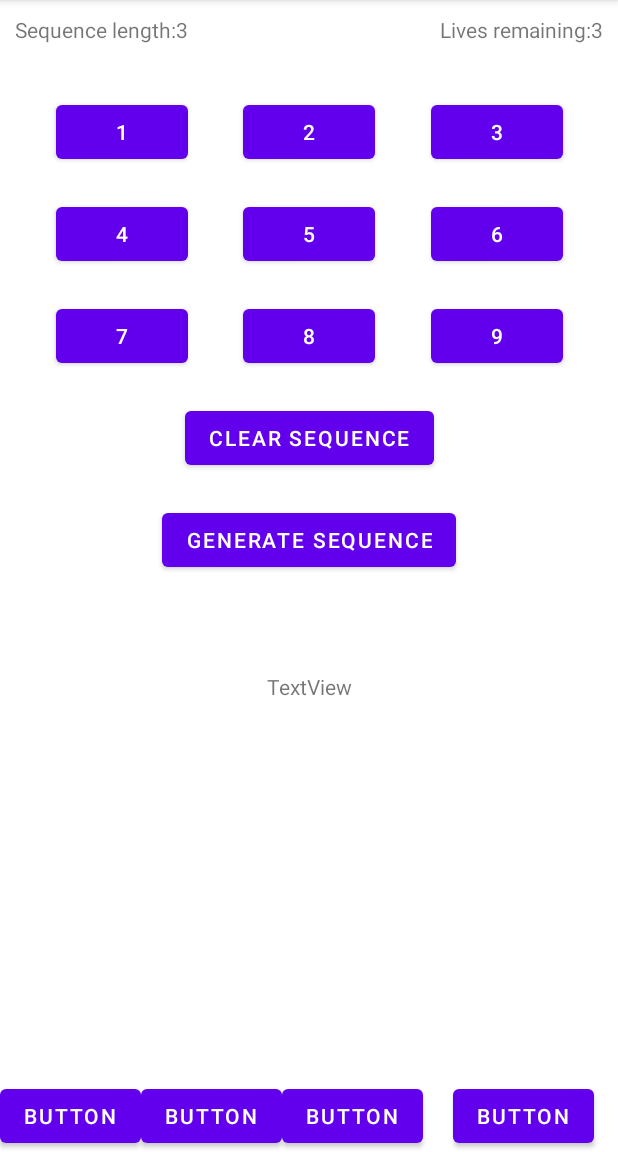
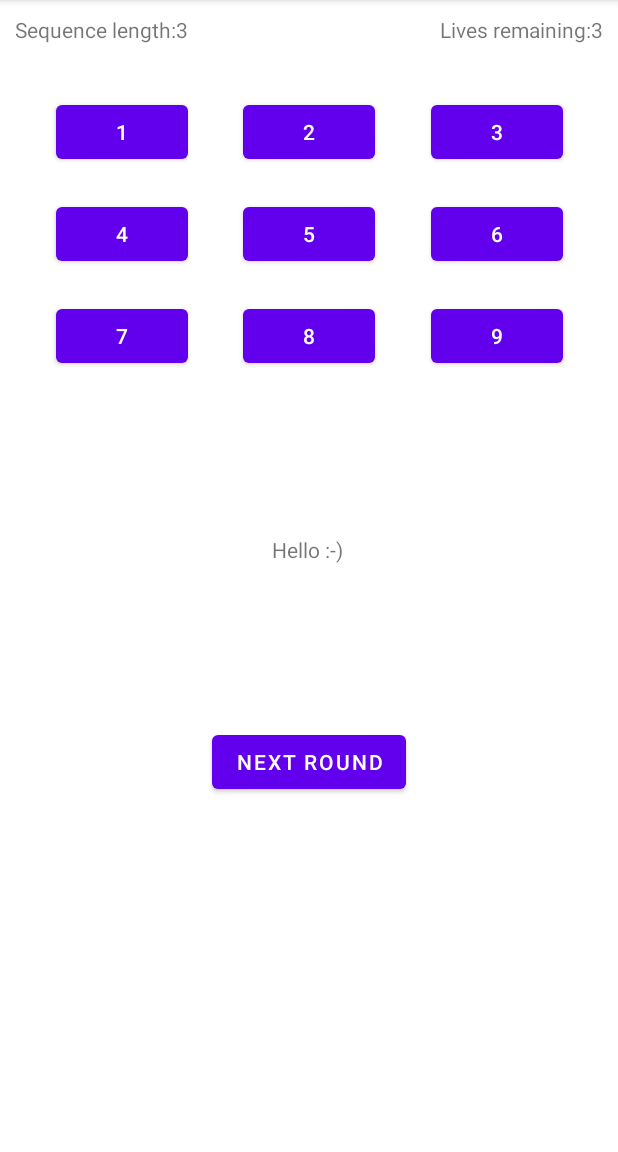
Before and after one commit to nytheas/memory_game, an Android app: the screen it shows after launch (GameActivity), after a tap on "NEW GAME", on a phone screen of 412 x 824 dp, the part 84-1236 px from its top. Run offline under Robolectric (Android 15) with nearby library versions, the phone set to English and light mode, and no system bars.

Commit message:
api for get, game rounds, splashscreen

```diff
--- a/app/build.gradle
+++ b/app/build.gradle
@@ -33,6 +33,8 @@ dependencies {
     implementation 'androidx.appcompat:appcompat:1.2.0'
     implementation 'com.google.android.material:material:1.2.1'
     implementation 'androidx.constraintlayout:constraintlayout:2.0.2'
+    implementation 'com.squareup.retrofit2:retrofit:2.9.0'
+    implementation 'com.squareup.retrofit2:converter-gson:2.9.0'
     testImplementation 'junit:junit:4.+'
     androidTestImplementation 'androidx.test.ext:junit:1.1.2'
     androidTestImplementation 'androidx.test.espresso:espresso-core:3.3.0'
--- /dev/null
+++ b/app/src/main/java/com/example/memory_game/SplashScreen.java
@@ -0,0 +1,17 @@
+package com.example.memory_game;
+
+import android.content.Intent;
+import android.os.Bundle;
+import android.os.PersistableBundle;
+
+import androidx.annotation.Nullable;
+import androidx.appcompat.app.AppCompatActivity;
+
+public class SplashScreen extends AppCompatActivity {
+    @Override
+    protected void onCreate(@Nullable Bundle savedInstanceState) {
+        super.onCreate(savedInstanceState);
+
+        startActivity(new Intent(this,MainActivity.class));
+    }
+}
--- /dev/null
+++ b/app/src/main/res/drawable/background_splashscreen.xml
@@ -0,0 +1,16 @@
+<?xml version="1.0" encoding="utf-8"?>
+<layer-list xmlns:android="http://schemas.android.com/apk/res/android">
+    <item android:drawable="@color/purple_200">
+    </item>
+
+    <item>
+        <bitmap android:src="@drawable/thinking2"
+            android:gravity="center"/>
+
+    </item>
+    <!-- <div>Icons made by <a href="https://smashicons.com/" title="Smashicons">Smashicons</a> from <a href="https://www.flaticon.com/" title="Flaticon">www.flaticon.com</a></div> -->
+
+
+
+
+</layer-list>
--- a/app/src/main/res/layout/activity_game.xml
+++ b/app/src/main/res/layout/activity_game.xml
@@ -121,51 +121,12 @@
         android:id="@+id/textView8"
         android:layout_width="wrap_content"
         android:layout_height="wrap_content"
-        android:layout_marginTop="200dp"
-        android:text="TextView"
+        android:text="Hello :-)"
+        app:layout_constraintBottom_toTopOf="@+id/button9"
         app:layout_constraintEnd_toEndOf="parent"
+        app:layout_constraintHorizontal_bias="0.498"
         app:layout_constraintStart_toStartOf="parent"
         app:layout_constraintTop_toBottomOf="@+id/button23" />
-
-    <Button
-        android:id="@+id/button15"
-        android:layout_width="wrap_content"
-        android:layout_height="wrap_content"
-        android:layout_marginTop="20dp"
-        android:onClick="clearSequence"
-        android:text="Clear sequence"
-        app:layout_constraintEnd_toEndOf="parent"
-        app:layout_constraintStart_toStartOf="parent"
-        app:layout_constraintTop_toBottomOf="@+id/button23" />
-
-    <Button
-        android:id="@+id/button16"
-        android:layout_width="wrap_content"
-        android:layout_height="wrap_content"
-        android:layout_marginTop="20dp"
-        android:onClick="generateSequenceTest"
-        android:text="Generate sequence"
-        app:layout_constraintEnd_toEndOf="parent"
-        app:layout_constraintStart_toStartOf="parent"
-        app:layout_constraintTop_toBottomOf="@+id/button15" />
-
-    <Button
-        android:id="@+id/button6"
-        android:layout_width="wrap_content"
-        android:layout_height="wrap_content"
-        android:onClick="printSequence"
-        android:text="Button"
-        app:layout_constraintBottom_toBottomOf="parent"
-        app:layout_constraintStart_toStartOf="parent" />
-
-    <Button
-        android:id="@+id/button7"
-        android:layout_width="wrap_content"
-        android:layout_height="wrap_content"
-        android:onClick="evaluate"
-        android:text="Button"
-        app:layout_constraintBottom_toBottomOf="parent"
-        app:layout_constraintStart_toEndOf="@+id/button6" />
 
     <TextView
         android:id="@+id/textView10"
@@ -188,32 +149,14 @@
         app:layout_constraintTop_toTopOf="parent" />
 
     <Button
-        android:id="@+id/button8"
-        android:layout_width="wrap_content"
-        android:layout_height="wrap_content"
-        android:onClick="printMenu"
-        android:text="Button"
-        app:layout_constraintBottom_toBottomOf="parent"
-        app:layout_constraintStart_toEndOf="@+id/button7" />
-
-    <TextView
-        android:id="@+id/textView12"
-        android:layout_width="wrap_content"
-        android:layout_height="wrap_content"
-        android:text="TextView"
-        app:layout_constraintBottom_toTopOf="@+id/textView10"
-        app:layout_constraintEnd_toEndOf="parent"
-        app:layout_constraintStart_toStartOf="parent"
-        app:layout_constraintTop_toBottomOf="@+id/textView8" />
-
-    <Button
         android:id="@+id/button9"
         android:layout_width="wrap_content"
         android:layout_height="wrap_content"
-        android:layout_marginStart="20dp"
         android:onClick="gameRound"
-        android:text="Button"
+        android:text="Next round"
         app:layout_constraintBottom_toBottomOf="parent"
-        app:layout_constraintStart_toEndOf="@+id/button8" />
+        app:layout_constraintEnd_toEndOf="parent"
+        app:layout_constraintStart_toStartOf="parent"
+        app:layout_constraintTop_toBottomOf="@+id/button23" />
 
 </androidx.constraintlayout.widget.ConstraintLayout>
--- a/app/src/main/res/values/themes.xml
+++ b/app/src/main/res/values/themes.xml
@@ -13,4 +13,9 @@
         <item name="android:statusBarColor" tools:targetApi="l">?attr/colorPrimaryVariant</item>
         <!-- Customize your theme here. -->
     </style>
+
+   <style name="SplashScreen" parent="Theme.AppCompat.Light.NoActionBar">
+    <item name="android:windowBackground">@drawable/background_splashscreen</item>
+   </style>
+
 </resources>
```
Also changed, not shown: app/src/main/AndroidManifest.xml (+19 -3 lines), app/src/main/java/com/example/memory_game/GameActivity.java (+33 -10 lines), app/src/main/java/com/example/memory_game/JsonPlaceholderApi.java (added, +12 -0 lines), app/src/main/java/com/example/memory_game/SettingsActivity.java (+49 -1 lines), app/src/main/java/com/example/memory_game/post.java (added, +27 -0 lines), app/src/main/res/drawable-v24/thinking.png (added), app/src/main/res/drawable-v24/thinking2.png (added).
